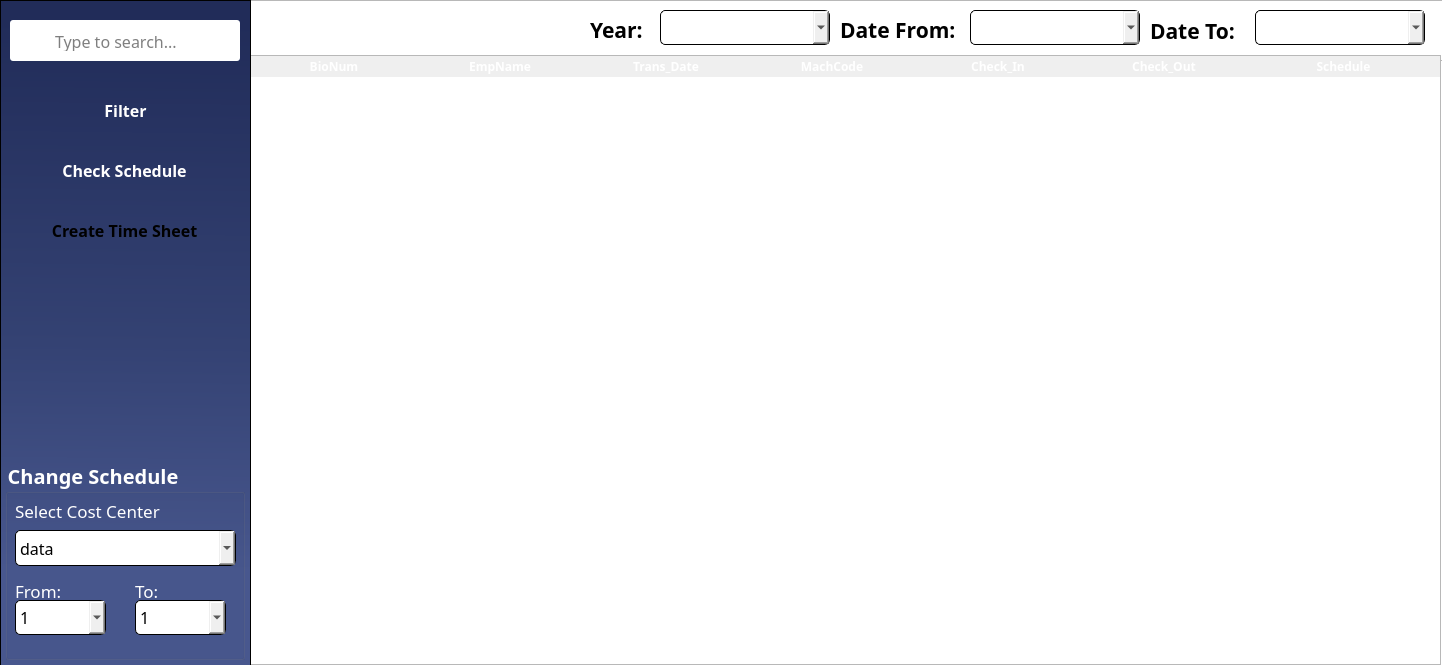
Qt form output/MainWindow/MainFrame/Resources/UI/timecard.ui (Maze711/systemPayroll) before a commit.
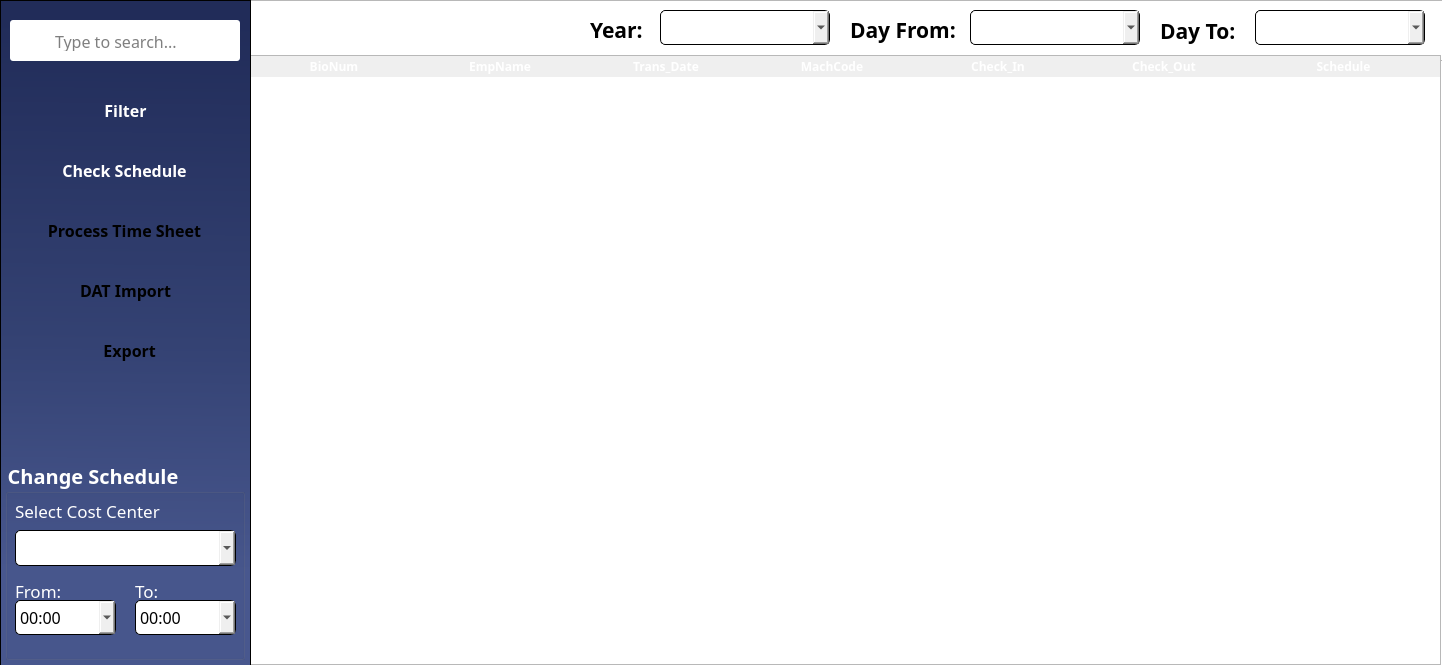
The same form after that commit. Icons and pictures are not drawn.

The edit to the form file:
```diff
--- a/output/MainWindow/MainFrame/Resources/UI/timecard.ui
+++ b/output/MainWindow/MainFrame/Resources/UI/timecard.ui
@@ -24,7 +24,7 @@
 	border-radius: 5px;
 }
 
-#btnTimeSheet{
+#btnTimeSheet, #importBTN, #btnExport{
 border-radius: 5px;
 background-color: &quot;#30d977&quot;;
 }</string>
@@ -237,7 +237,7 @@
      <string notr="true"/>
     </property>
     <property name="text">
-     <string>Create Time Sheet</string>
+     <string>Process Time Sheet</string>
     </property>
     <property name="iconSize">
      <size>
@@ -433,7 +433,7 @@
       <rect>
        <x>130</x>
        <y>140</y>
-       <width>91</width>
+       <width>101</width>
        <height>35</height>
       </rect>
      </property>
@@ -445,7 +445,7 @@
      </property>
      <item>
       <property name="text">
-       <string>1</string>
+       <string>00:00</string>
       </property>
      </item>
      <item>
@@ -569,7 +569,7 @@
       <rect>
        <x>10</x>
        <y>140</y>
-       <width>91</width>
+       <width>101</width>
        <height>35</height>
       </rect>
      </property>
@@ -581,7 +581,7 @@
      </property>
      <item>
       <property name="text">
-       <string>1</string>
+       <string>00:00</string>
       </property>
      </item>
      <item>
@@ -757,11 +757,6 @@
        <pointsize>12</pointsize>
       </font>
      </property>
-     <item>
-      <property name="text">
-       <string>data</string>
-      </property>
-     </item>
     </widget>
     <widget class="QLabel" name="lblFromCC">
      <property name="geometry">
@@ -785,6 +780,72 @@
      </property>
     </widget>
    </widget>
+   <widget class="QPushButton" name="importBTN">
+    <property name="geometry">
+     <rect>
+      <x>20</x>
+      <y>270</y>
+      <width>211</width>
+      <height>41</height>
+     </rect>
+    </property>
+    <property name="font">
+     <font>
+      <family>Poppins</family>
+      <pointsize>12</pointsize>
+      <weight>75</weight>
+      <bold>true</bold>
+     </font>
+    </property>
+    <property name="cursor">
+     <cursorShape>PointingHandCursor</cursorShape>
+    </property>
+    <property name="styleSheet">
+     <string notr="true"/>
+    </property>
+    <property name="text">
+     <string>DAT Import</string>
+    </property>
+    <property name="iconSize">
+     <size>
+      <width>22</width>
+      <height>22</height>
+     </size>
+    </property>
+   </widget>
+   <widget class="QPushButton" name="btnExport">
+    <property name="geometry">
+     <rect>
+      <x>20</x>
+      <y>330</y>
+      <width>211</width>
+      <height>41</height>
+     </rect>
+    </property>
+    <property name="font">
+     <font>
+      <family>Poppins</family>
+      <pointsize>12</pointsize>
+      <weight>75</weight>
+      <bold>true</bold>
+     </font>
+    </property>
+    <property name="cursor">
+     <cursorShape>PointingHandCursor</cursorShape>
+    </property>
+    <property name="styleSheet">
+     <string notr="true"/>
+    </property>
+    <property name="text">
+     <string>  Export</string>
+    </property>
+    <property name="iconSize">
+     <size>
+      <width>22</width>
+      <height>22</height>
+     </size>
+    </property>
+   </widget>
   </widget>
   <widget class="QFrame" name="header">
    <property name="geometry">
@@ -887,9 +948,9 @@
    <widget class="QLabel" name="lblDateFrom">
     <property name="geometry">
      <rect>
-      <x>590</x>
+      <x>600</x>
       <y>9</y>
-      <width>131</width>
+      <width>121</width>
       <height>41</height>
      </rect>
     </property>
@@ -902,15 +963,15 @@
      </font>
     </property>
     <property name="text">
-     <string>Date From:</string>
+     <string>Day From:</string>
     </property>
    </widget>
    <widget class="QLabel" name="lblDateTo">
     <property name="geometry">
      <rect>
-      <x>900</x>
+      <x>910</x>
       <y>10</y>
-      <width>101</width>
+      <width>91</width>
       <height>41</height>
      </rect>
     </property>
@@ -923,7 +984,7 @@
      </font>
     </property>
     <property name="text">
-     <string>Date To:</string>
+     <string>Day To:</string>
     </property>
    </widget>
   </widget>
```
Left out of the diff: 92 changed lines with no effect on the pictures.
